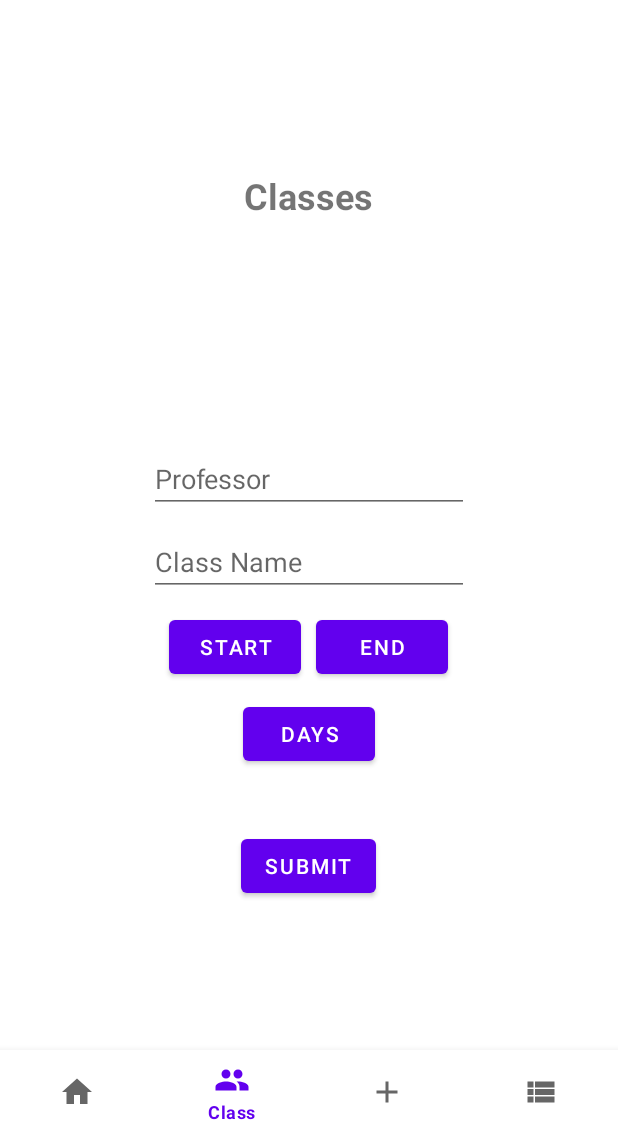
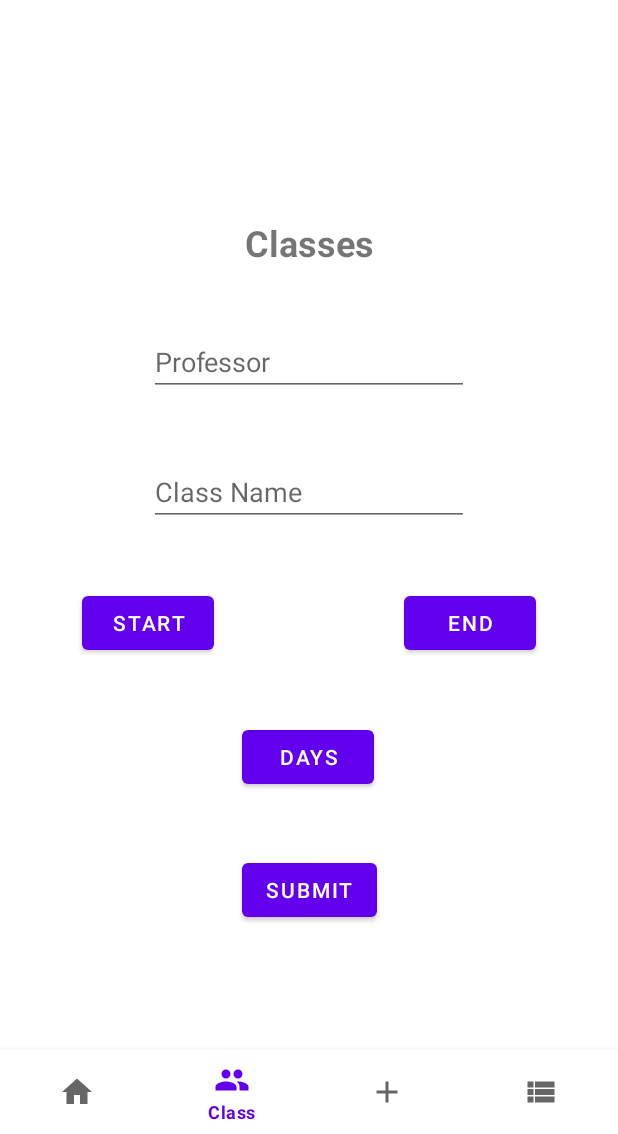
Before and after one commit to Meghanachippada/Assignment_tracker, an Android app: the screen it shows after launch once a user with an empty profile is signed in (MainActivity), item 2 of the bottom bar chosen, on a phone screen of 412 x 824 dp, the part 102-1236 px from its top. Run offline under Robolectric (Android 15) with nearby library versions, the phone set to English and light mode, and no system bars; our stand-ins replace Firebase (no records; nobody signed in at launch, a user with empty details on screens opened directly); pictures from the network do not load.

Commit message:
redid fragment_class.xml as constraint layout; created landscape version; fixed spacing issues with activity_main.xml

```diff
--- a/app/src/main/res/layout-land/activity_main.xml
+++ b/app/src/main/res/layout-land/activity_main.xml
@@ -10,7 +10,6 @@
         android:id="@+id/linearLayout4"
         android:layout_width="0dp"
         android:layout_height="wrap_content"
-        android:layout_marginBottom="94dp"
         android:background="#6100EC"
         android:gravity="center"
         android:orientation="horizontal"
@@ -61,7 +60,6 @@
         android:id="@+id/bottomNav"
         android:layout_width="0dp"
         android:layout_height="wrap_content"
-        android:layout_marginTop="31dp"
         app:layout_constraintBottom_toBottomOf="parent"
         app:layout_constraintEnd_toEndOf="parent"
         app:layout_constraintStart_toStartOf="parent"
--- a/app/src/main/res/layout-land/fragment_class.xml
+++ b/app/src/main/res/layout-land/fragment_class.xml
@@ -1,19 +1,11 @@
 <?xml version="1.0" encoding="utf-8"?>
-<FrameLayout xmlns:android="http://schemas.android.com/apk/res/android"
+<androidx.constraintlayout.widget.ConstraintLayout xmlns:android="http://schemas.android.com/apk/res/android"
+    xmlns:app="http://schemas.android.com/apk/res-auto"
     xmlns:tools="http://schemas.android.com/tools"
     android:layout_width="match_parent"
     android:layout_height="match_parent"
     tools:context=".ClassFragment">
 
-    <LinearLayout
-        android:layout_width="match_parent"
-        android:layout_height="match_parent"
-        android:gravity="center|top"
-        android:orientation="vertical">
-
-        <Space
-            android:layout_width="match_parent"
-            android:layout_height="20dp" />
 
     <TextView
         android:id="@+id/classesTitle"
@@ -21,11 +13,12 @@
         android:layout_height="wrap_content"
         android:text="Classes"
         android:textSize="24sp"
-            android:textStyle="bold" />
+        android:textStyle="bold"
+        app:layout_constraintBottom_toTopOf="@+id/professorEditText"
+        app:layout_constraintEnd_toEndOf="parent"
+        app:layout_constraintStart_toStartOf="parent"
+        app:layout_constraintTop_toTopOf="parent" />
 
-        <Space
-            android:layout_width="match_parent"
-            android:layout_height="150dp" />
 
     <EditText
         android:id="@+id/professorEditText"
@@ -33,11 +26,11 @@
         android:layout_height="wrap_content"
         android:ems="10"
         android:hint="Professor"
-            android:inputType="text" />
-
-        <Space
-            android:layout_width="match_parent"
-            android:layout_height="10dp" />
+        android:inputType="text"
+        app:layout_constraintBottom_toTopOf="@+id/classEndButton"
+        app:layout_constraintEnd_toStartOf="@+id/classNameEditText"
+        app:layout_constraintStart_toStartOf="parent"
+        app:layout_constraintTop_toBottomOf="@+id/classesTitle" />
 
     <EditText
         android:id="@+id/classNameEditText"
@@ -45,56 +38,55 @@
         android:layout_height="wrap_content"
         android:ems="10"
         android:hint="Class Name"
-            android:inputType="text" />
-
-        <Space
-            android:layout_width="match_parent"
-            android:layout_height="10dp" />
-
-        <LinearLayout
-            android:layout_width="match_parent"
-            android:layout_height="wrap_content"
-            android:gravity="center"
-            android:orientation="horizontal">
+        android:inputType="text"
+        app:layout_constraintBottom_toTopOf="@+id/classEndButton"
+        app:layout_constraintEnd_toEndOf="parent"
+        app:layout_constraintStart_toEndOf="@+id/professorEditText"
+        app:layout_constraintTop_toBottomOf="@+id/classesTitle" />
 
     <Button
         android:id="@+id/classStartButton"
         android:layout_width="wrap_content"
         android:layout_height="wrap_content"
-                android:text="Start" />
-
-            <Space
-                android:layout_width="10dp"
-                android:layout_height="0dp" />
+        android:text="Start"
+        app:layout_constraintBottom_toTopOf="@+id/classSubmitButton"
+        app:layout_constraintEnd_toStartOf="@+id/classEndButton"
+        app:layout_constraintHorizontal_bias="0.0"
+        app:layout_constraintStart_toStartOf="parent"
+        app:layout_constraintTop_toBottomOf="@+id/classNameEditText" />
 
     <Button
         android:id="@+id/classEndButton"
         android:layout_width="wrap_content"
         android:layout_height="wrap_content"
-                android:text="End" />
-
-        </LinearLayout>
-
-        <Space
-            android:layout_width="match_parent"
-            android:layout_height="10dp"
-            android:layout_weight="0" />
+        android:text="End"
+        app:layout_constraintBottom_toTopOf="@+id/classSubmitButton"
+        app:layout_constraintEnd_toStartOf="@+id/classSelectDaysButton"
+        app:layout_constraintStart_toEndOf="@+id/classStartButton"
+        app:layout_constraintTop_toBottomOf="@+id/classNameEditText"
+        app:layout_constraintVertical_bias="0.911" />
 
     <Button
         android:id="@+id/classSelectDaysButton"
         android:layout_width="wrap_content"
         android:layout_height="wrap_content"
-            android:text="Days" />
-
-        <Space
-            android:layout_width="match_parent"
-            android:layout_height="40dp" />
+        android:text="Days"
+        app:layout_constraintBottom_toTopOf="@+id/classSubmitButton"
+        app:layout_constraintEnd_toEndOf="parent"
+        app:layout_constraintStart_toEndOf="@+id/classEndButton"
+        app:layout_constraintTop_toBottomOf="@+id/classNameEditText"
+        app:layout_constraintVertical_bias="0.479" />
 
     <Button
         android:id="@+id/classSubmitButton"
         android:layout_width="wrap_content"
         android:layout_height="wrap_content"
-            android:text="Submit" />
+        android:text="Submit"
+        app:layout_constraintBottom_toBottomOf="parent"
+        app:layout_constraintEnd_toEndOf="parent"
+        app:layout_constraintHorizontal_bias="0.504"
+        app:layout_constraintStart_toStartOf="parent"
+        app:layout_constraintTop_toBottomOf="@+id/classEndButton" />
 
-    </LinearLayout>
-</FrameLayout>
+
+</androidx.constraintlayout.widget.ConstraintLayout>
--- a/app/src/main/res/layout/fragment_class.xml
+++ b/app/src/main/res/layout/fragment_class.xml
@@ -1,31 +1,24 @@
 <?xml version="1.0" encoding="utf-8"?>
-<FrameLayout xmlns:android="http://schemas.android.com/apk/res/android"
+<androidx.constraintlayout.widget.ConstraintLayout xmlns:android="http://schemas.android.com/apk/res/android"
+    xmlns:app="http://schemas.android.com/apk/res-auto"
     xmlns:tools="http://schemas.android.com/tools"
     android:layout_width="match_parent"
     android:layout_height="match_parent"
     tools:context=".ClassFragment">
 
-    <LinearLayout
-        android:layout_width="match_parent"
-        android:layout_height="match_parent"
-        android:gravity="center|top"
-        android:orientation="vertical">
-
-        <Space
-            android:layout_width="match_parent"
-            android:layout_height="20dp" />
 
     <TextView
         android:id="@+id/classesTitle"
         android:layout_width="wrap_content"
         android:layout_height="wrap_content"
+        android:layout_marginTop="10dp"
         android:text="Classes"
         android:textSize="24sp"
-            android:textStyle="bold" />
-
-        <Space
-            android:layout_width="match_parent"
-            android:layout_height="150dp" />
+        android:textStyle="bold"
+        app:layout_constraintBottom_toTopOf="@+id/professorEditText"
+        app:layout_constraintEnd_toEndOf="parent"
+        app:layout_constraintStart_toStartOf="parent"
+        app:layout_constraintTop_toTopOf="parent" />
 
     <EditText
         android:id="@+id/professorEditText"
@@ -33,11 +26,11 @@
         android:layout_height="wrap_content"
         android:ems="10"
         android:hint="Professor"
-            android:inputType="text" />
-
-        <Space
-            android:layout_width="match_parent"
-            android:layout_height="10dp" />
+        android:inputType="text"
+        app:layout_constraintBottom_toTopOf="@+id/classNameEditText"
+        app:layout_constraintEnd_toEndOf="parent"
+        app:layout_constraintStart_toStartOf="parent"
+        app:layout_constraintTop_toBottomOf="@+id/classesTitle" />
 
     <EditText
         android:id="@+id/classNameEditText"
@@ -45,56 +38,56 @@
         android:layout_height="wrap_content"
         android:ems="10"
         android:hint="Class Name"
-            android:inputType="text" />
+        android:inputType="text"
+        app:layout_constraintBottom_toTopOf="@+id/classEndButton"
+        app:layout_constraintEnd_toEndOf="parent"
+        app:layout_constraintStart_toStartOf="parent"
+        app:layout_constraintTop_toBottomOf="@+id/professorEditText" />
 
-        <Space
-            android:layout_width="match_parent"
-            android:layout_height="10dp" />
-
-        <LinearLayout
-            android:layout_width="match_parent"
-            android:layout_height="wrap_content"
-            android:gravity="center"
-            android:orientation="horizontal">
 
     <Button
         android:id="@+id/classStartButton"
         android:layout_width="wrap_content"
         android:layout_height="wrap_content"
-                android:text="Start" />
-
-            <Space
-                android:layout_width="10dp"
-                android:layout_height="0dp" />
+        android:layout_marginEnd="71dp"
+        android:text="Start"
+        app:layout_constraintBottom_toTopOf="@+id/classSelectDaysButton"
+        app:layout_constraintEnd_toStartOf="@+id/classEndButton"
+        app:layout_constraintStart_toStartOf="parent"
+        app:layout_constraintTop_toBottomOf="@+id/classNameEditText" />
 
     <Button
         android:id="@+id/classEndButton"
         android:layout_width="wrap_content"
         android:layout_height="wrap_content"
-                android:text="End" />
-
-        </LinearLayout>
-
-        <Space
-            android:layout_width="match_parent"
-            android:layout_height="10dp"
-            android:layout_weight="0" />
+        android:text="End"
+        app:layout_constraintBottom_toTopOf="@+id/classSelectDaysButton"
+        app:layout_constraintEnd_toEndOf="parent"
+        app:layout_constraintHorizontal_bias="0.302"
+        app:layout_constraintStart_toEndOf="@+id/classStartButton"
+        app:layout_constraintTop_toBottomOf="@+id/classNameEditText" />
 
     <Button
         android:id="@+id/classSelectDaysButton"
         android:layout_width="wrap_content"
         android:layout_height="wrap_content"
-            android:text="Days" />
-
-        <Space
-            android:layout_width="match_parent"
-            android:layout_height="40dp" />
+        android:text="Days"
+        app:layout_constraintBottom_toTopOf="@+id/classSubmitButton"
+        app:layout_constraintEnd_toEndOf="parent"
+        app:layout_constraintHorizontal_bias="0.497"
+        app:layout_constraintStart_toStartOf="parent"
+        app:layout_constraintTop_toBottomOf="@+id/classEndButton" />
 
     <Button
         android:id="@+id/classSubmitButton"
         android:layout_width="wrap_content"
         android:layout_height="wrap_content"
-            android:text="Submit" />
+        android:layout_marginBottom="10dp"
+        android:text="Submit"
+        app:layout_constraintBottom_toBottomOf="parent"
+        app:layout_constraintEnd_toEndOf="parent"
+        app:layout_constraintStart_toStartOf="parent"
+        app:layout_constraintTop_toBottomOf="@+id/classSelectDaysButton" />
 
-    </LinearLayout>
-</FrameLayout>
+
+</androidx.constraintlayout.widget.ConstraintLayout>
```
Lines whose indentation alone changed are shown as unchanged.
